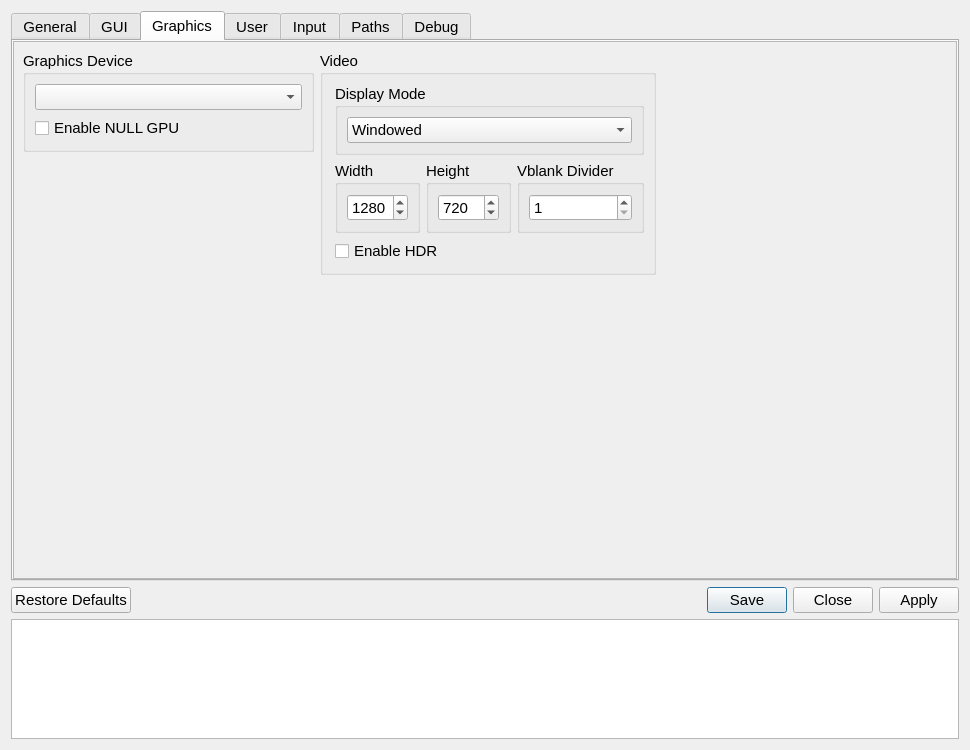
First picture: the form in src/qt_gui/settings_dialog.ui, repository shadps4-emu/shadPS4, before the edit.
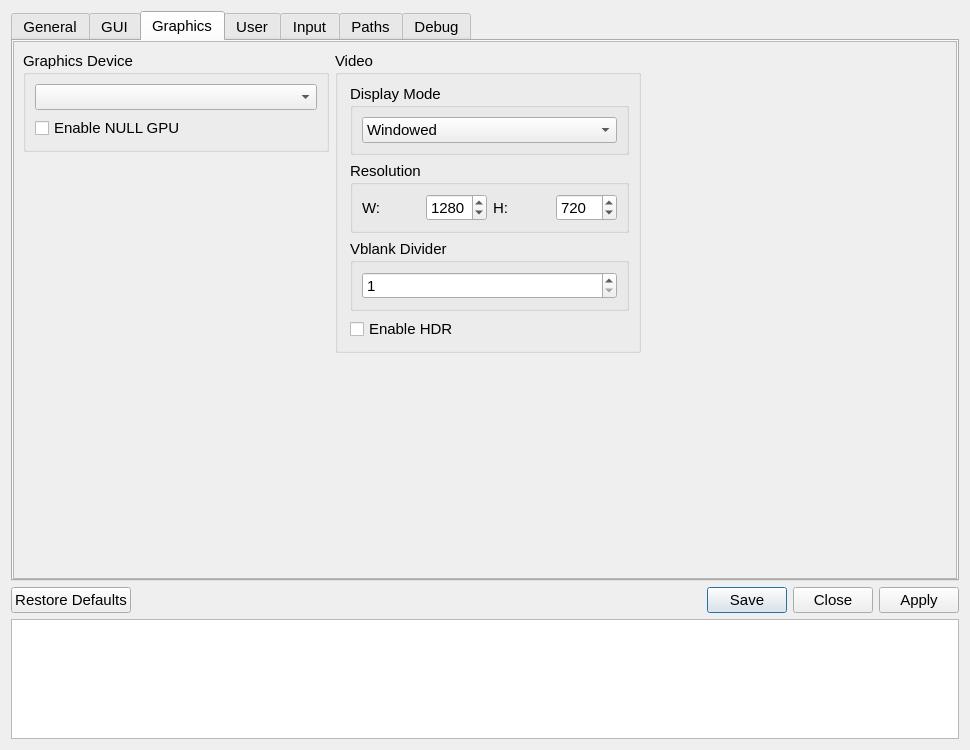
Second picture: the form after the edit. The open tabs and pages were chosen to show the change. Icons and pictures are not drawn.

Commit message: change resolution input layout

Diff of the .ui file:
```diff
--- a/src/qt_gui/settings_dialog.ui
+++ b/src/qt_gui/settings_dialog.ui
@@ -1005,13 +1005,20 @@
                 </widget>
                </item>
                <item>
-                <layout class="QHBoxLayout" name="resolutionLayout">
+                <layout class="QVBoxLayout" name="resolutionLayout">
                  <item>
                   <widget class="QGroupBox" name="widthGroupBox">
                    <property name="title">
-                    <string>Width</string>
+                    <string>Resolution</string>
                    </property>
-                   <layout class="QVBoxLayout" name="widthLayout">
+                   <layout class="QHBoxLayout" name="resLayout">
+                    <item>
+                     <widget class="QLabel" name="widthLabel">
+                      <property name="text">
+                       <string>W:</string>
+                      </property>
+                     </widget>
+                    </item>
                     <item>
                      <widget class="QSpinBox" name="widthSpinBox">
                       <property name="accelerated">
@@ -1034,15 +1041,13 @@
                       </property>
                      </widget>
                     </item>
-                   </layout>
-                  </widget>
-                 </item>
-                 <item>
-                  <widget class="QGroupBox" name="heightGroupBox">
-                   <property name="title">
-                    <string>Height</string>
-                   </property>
-                   <layout class="QVBoxLayout" name="heightLayout">
+                    <item>
+                     <widget class="QLabel" name="widthLabel">
+                      <property name="text">
+                       <string>H:</string>
+                      </property>
+                     </widget>
+                    </item>
                     <item>
                      <widget class="QSpinBox" name="heightSpinBox">
                       <property name="frame">
```
Left out of the diff: 2 changed lines with no effect on the pictures. The commit also changes 1 other file.
